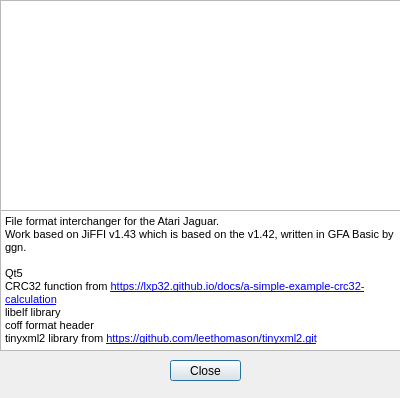
Old version of the form Resources/about.ui in the repository djipi/JiFFI2.
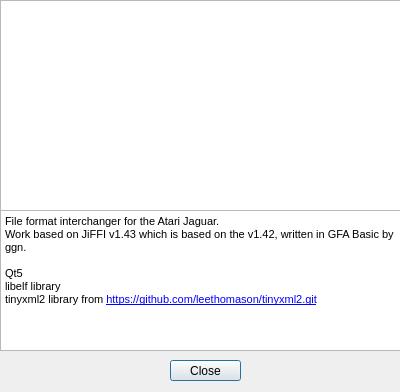
New version of the form. Icons and pictures are not drawn.

Commit message:
Update the about window
Remove references to crc32 & libcoff.

```diff
--- a/Resources/about.ui
+++ b/Resources/about.ui
@@ -10,7 +10,7 @@
     <x>0</x>
     <y>0</y>
     <width>400</width>
-    <height>398</height>
+    <height>392</height>
    </rect>
   </property>
   <property name="windowTitle">
@@ -85,9 +85,7 @@
 &lt;p style=&quot; margin-top:0px; margin-bottom:0px; margin-left:0px; margin-right:0px; -qt-block-indent:0; text-indent:0px;&quot;&gt;Work based on JiFFI v1.43 which is based on the v1.42, written in GFA Basic by ggn.&lt;/p&gt;
 &lt;p style=&quot;-qt-paragraph-type:empty; margin-top:0px; margin-bottom:0px; margin-left:0px; margin-right:0px; -qt-block-indent:0; text-indent:0px;&quot;&gt;&lt;br /&gt;&lt;/p&gt;
 &lt;p style=&quot; margin-top:0px; margin-bottom:0px; margin-left:0px; margin-right:0px; -qt-block-indent:0; text-indent:0px;&quot;&gt;Qt5&lt;/p&gt;
-&lt;p style=&quot; margin-top:0px; margin-bottom:0px; margin-left:0px; margin-right:0px; -qt-block-indent:0; text-indent:0px;&quot;&gt;CRC32 function from &lt;a href=&quot;https://lxp32.github.io/docs/a-simple-example-crc32-calculation/&quot;&gt;&lt;span style=&quot; font-size:8pt; text-decoration: underline; color:#0000ff;&quot;&gt;https://lxp32.github.io/docs/a-simple-example-crc32-calculation&lt;/span&gt;&lt;/a&gt;&lt;/p&gt;
 &lt;p style=&quot; margin-top:0px; margin-bottom:0px; margin-left:0px; margin-right:0px; -qt-block-indent:0; text-indent:0px;&quot;&gt;libelf library&lt;/p&gt;
-&lt;p style=&quot; margin-top:0px; margin-bottom:0px; margin-left:0px; margin-right:0px; -qt-block-indent:0; text-indent:0px;&quot;&gt;coff format header&lt;/p&gt;
 &lt;p style=&quot; margin-top:0px; margin-bottom:0px; margin-left:0px; margin-right:0px; -qt-block-indent:0; text-indent:0px;&quot;&gt;tinyxml2 library from &lt;a href=&quot;https://github.com/leethomason/tinyxml2.git&quot;&gt;&lt;span style=&quot; font-size:8pt; text-decoration: underline; color:#0000ff;&quot;&gt;https://github.com/leethomason/tinyxml2.git&lt;/span&gt;&lt;/a&gt;&lt;/p&gt;&lt;/body&gt;&lt;/html&gt;</string>
    </property>
   </widget>
```
